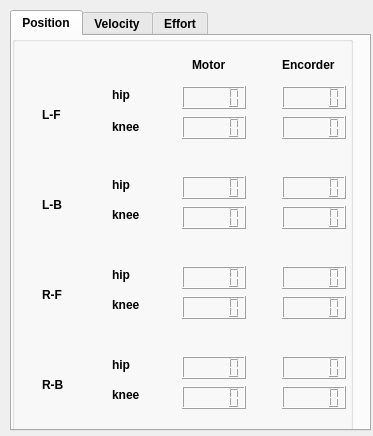
Qt form dragon_visualization/dragon_data_read/resource/DragonDataRead.ui (zz19930617/dragon_visualization) before a commit.
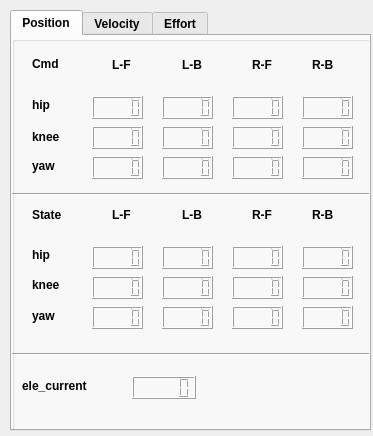
The same form after that commit. The open tabs and pages were chosen to show the change.

Commit message: change the data_read and add yaw joint data

The edit to the form file:
```diff
--- a/dragon_visualization/dragon_data_read/resource/DragonDataRead.ui
+++ b/dragon_visualization/dragon_data_read/resource/DragonDataRead.ui
@@ -40,8 +40,8 @@
       <rect>
        <x>0</x>
        <y>0</y>
-       <width>341</width>
-       <height>421</height>
+       <width>361</width>
+       <height>411</height>
       </rect>
      </property>
      <property name="title">
@@ -50,8 +50,8 @@
      <widget class="QLabel" name="qlabel_lf_pos">
       <property name="geometry">
        <rect>
-        <x>30</x>
-        <y>70</y>
+        <x>100</x>
+        <y>20</y>
         <width>31</width>
         <height>17</height>
        </rect>
@@ -63,8 +63,8 @@
      <widget class="QLabel" name="qlabel_lb_pos">
       <property name="geometry">
        <rect>
-        <x>30</x>
-        <y>160</y>
+        <x>170</x>
+        <y>20</y>
         <width>41</width>
         <height>17</height>
        </rect>
@@ -76,8 +76,8 @@
      <widget class="QLabel" name="qlabel_rf_pos">
       <property name="geometry">
        <rect>
-        <x>30</x>
-        <y>250</y>
+        <x>240</x>
+        <y>20</y>
         <width>31</width>
         <height>17</height>
        </rect>
@@ -89,8 +89,8 @@
      <widget class="QLabel" name="qlabel_rb_pos">
       <property name="geometry">
        <rect>
-        <x>30</x>
-        <y>340</y>
+        <x>300</x>
+        <y>20</y>
         <width>31</width>
         <height>17</height>
        </rect>
@@ -102,35 +102,9 @@
      <widget class="QLabel" name="qlabel_lfh_pos">
       <property name="geometry">
        <rect>
-        <x>100</x>
-        <y>50</y>
-        <width>21</width>
-        <height>17</height>
-       </rect>
-      </property>
-      <property name="text">
-       <string>hip</string>
-      </property>
-     </widget>
-     <widget class="QLabel" name="qlabel_lbh_pos">
-      <property name="geometry">
-       <rect>
-        <x>100</x>
-        <y>140</y>
-        <width>21</width>
-        <height>17</height>
-       </rect>
-      </property>
-      <property name="text">
-       <string>hip</string>
-      </property>
-     </widget>
-     <widget class="QLabel" name="qlabel_rfh_pos">
-      <property name="geometry">
-       <rect>
-        <x>100</x>
-        <y>230</y>
-        <width>21</width>
+        <x>20</x>
+        <y>60</y>
+        <width>31</width>
         <height>17</height>
        </rect>
       </property>
@@ -141,9 +115,9 @@
      <widget class="QLabel" name="qlabel_rbh_pos">
       <property name="geometry">
        <rect>
-        <x>100</x>
-        <y>320</y>
-        <width>21</width>
+        <x>20</x>
+        <y>210</y>
+        <width>31</width>
         <height>17</height>
        </rect>
       </property>
@@ -154,8 +128,8 @@
      <widget class="QLabel" name="qlabel_lfk_pos">
       <property name="geometry">
        <rect>
-        <x>100</x>
-        <y>80</y>
+        <x>20</x>
+        <y>90</y>
         <width>41</width>
         <height>21</height>
        </rect>
@@ -164,37 +138,11 @@
        <string>knee</string>
       </property>
      </widget>
-     <widget class="QLabel" name="qlabel_lbk_pos">
-      <property name="geometry">
-       <rect>
-        <x>100</x>
-        <y>170</y>
-        <width>41</width>
-        <height>17</height>
-       </rect>
-      </property>
-      <property name="text">
-       <string>knee</string>
-      </property>
-     </widget>
-     <widget class="QLabel" name="qlabel_rfk_pos">
-      <property name="geometry">
-       <rect>
-        <x>100</x>
-        <y>260</y>
-        <width>41</width>
-        <height>17</height>
-       </rect>
-      </property>
-      <property name="text">
-       <string>knee</string>
-      </property>
-     </widget>
      <widget class="QLabel" name="qlabel_rbk_pos">
       <property name="geometry">
        <rect>
-        <x>100</x>
-        <y>350</y>
+        <x>20</x>
+        <y>240</y>
         <width>41</width>
         <height>17</height>
        </rect>
@@ -206,35 +154,35 @@
      <widget class="QLabel" name="qlabel_motor_pos">
       <property name="geometry">
        <rect>
-        <x>180</x>
+        <x>20</x>
         <y>20</y>
         <width>51</width>
-        <height>17</height>
+        <height>16</height>
        </rect>
       </property>
       <property name="text">
-       <string>Motor</string>
+       <string>Cmd</string>
       </property>
      </widget>
      <widget class="QLabel" name="qlabel_encorder_pos">
       <property name="geometry">
        <rect>
-        <x>270</x>
-        <y>20</y>
-        <width>71</width>
+        <x>20</x>
+        <y>170</y>
+        <width>61</width>
         <height>17</height>
        </rect>
       </property>
       <property name="text">
-       <string>Encorder</string>
+       <string>State</string>
       </property>
      </widget>
      <widget class="QLCDNumber" name="lcdNumber_lfhm_pos">
       <property name="geometry">
        <rect>
-        <x>170</x>
-        <y>50</y>
-        <width>64</width>
+        <x>80</x>
+        <y>60</y>
+        <width>51</width>
         <height>23</height>
        </rect>
       </property>
@@ -242,9 +190,9 @@
      <widget class="QLCDNumber" name="lcdNumber_lfkm_pos">
       <property name="geometry">
        <rect>
-        <x>170</x>
-        <y>80</y>
-        <width>64</width>
+        <x>80</x>
+        <y>90</y>
+        <width>51</width>
         <height>23</height>
        </rect>
       </property>
@@ -252,9 +200,9 @@
      <widget class="QLCDNumber" name="lcdNumber_lbhm_pos">
       <property name="geometry">
        <rect>
-        <x>170</x>
-        <y>140</y>
-        <width>64</width>
+        <x>150</x>
+        <y>60</y>
+        <width>51</width>
         <height>23</height>
        </rect>
       </property>
@@ -262,9 +210,9 @@
      <widget class="QLCDNumber" name="lcdNumber_lbkm_pos">
       <property name="geometry">
        <rect>
-        <x>170</x>
-        <y>170</y>
-        <width>64</width>
+        <x>150</x>
+        <y>90</y>
+        <width>51</width>
         <height>23</height>
        </rect>
       </property>
@@ -272,9 +220,9 @@
      <widget class="QLCDNumber" name="lcdNumber_rfhm_pos">
       <property name="geometry">
        <rect>
-        <x>170</x>
-        <y>230</y>
-        <width>64</width>
+        <x>220</x>
+        <y>60</y>
+        <width>51</width>
         <height>23</height>
        </rect>
       </property>
@@ -282,9 +230,9 @@
      <widget class="QLCDNumber" name="lcdNumber_rfkm_pos">
       <property name="geometry">
        <rect>
-        <x>170</x>
-        <y>260</y>
-        <width>64</width>
+        <x>220</x>
+        <y>90</y>
+        <width>51</width>
         <height>23</height>
        </rect>
       </property>
@@ -292,9 +240,9 @@
      <widget class="QLCDNumber" name="lcdNumber_rbhm_pos">
       <property name="geometry">
        <rect>
-        <x>170</x>
-        <y>320</y>
-        <width>64</width>
+        <x>290</x>
+        <y>60</y>
+        <width>51</width>
         <height>23</height>
        </rect>
       </property>
@@ -302,9 +250,9 @@
      <widget class="QLCDNumber" name="lcdNumber_rbkm_pos">
       <property name="geometry">
        <rect>
-        <x>170</x>
-        <y>350</y>
-        <width>64</width>
+        <x>290</x>
+        <y>90</y>
+        <width>51</width>
         <height>23</height>
        </rect>
       </property>
@@ -312,9 +260,9 @@
      <widget class="QLCDNumber" name="lcdNumber_lfhe_pos">
       <property name="geometry">
        <rect>
-        <x>270</x>
-        <y>50</y>
-        <width>64</width>
+        <x>80</x>
+        <y>210</y>
+        <width>51</width>
         <height>23</height>
        </rect>
       </property>
@@ -322,9 +270,9 @@
      <widget class="QLCDNumber" name="lcdNumber_lfke_pos">
       <property name="geometry">
        <rect>
-        <x>270</x>
-        <y>80</y>
-        <width>64</width>
+        <x>80</x>
+        <y>240</y>
+        <width>51</width>
         <height>23</height>
        </rect>
       </property>
@@ -332,9 +280,9 @@
      <widget class="QLCDNumber" name="lcdNumber_lbhe_pos">
       <property name="geometry">
        <rect>
-        <x>270</x>
-        <y>140</y>
-        <width>64</width>
+        <x>150</x>
+        <y>210</y>
+        <width>51</width>
         <height>23</height>
        </rect>
       </property>
@@ -342,9 +290,9 @@
      <widget class="QLCDNumber" name="lcdNumber_lbke_pos">
       <property name="geometry">
        <rect>
-        <x>270</x>
-        <y>170</y>
-        <width>64</width>
+        <x>150</x>
+        <y>240</y>
+        <width>51</width>
         <height>23</height>
        </rect>
       </property>
@@ -352,9 +300,9 @@
      <widget class="QLCDNumber" name="lcdNumber_rfhe_pos">
       <property name="geometry">
        <rect>
-        <x>270</x>
-        <y>230</y>
-        <width>64</width>
+        <x>220</x>
+        <y>210</y>
+        <width>51</width>
         <height>23</height>
        </rect>
       </property>
@@ -362,9 +310,9 @@
      <widget class="QLCDNumber" name="lcdNumber_rfke_pos">
       <property name="geometry">
        <rect>
-        <x>270</x>
-        <y>260</y>
-        <width>64</width>
+        <x>220</x>
+        <y>240</y>
+        <width>51</width>
         <height>23</height>
        </rect>
       </property>
@@ -372,9 +320,9 @@
      <widget class="QLCDNumber" name="lcdNumber_rbhe_pos">
       <property name="geometry">
        <rect>
-        <x>270</x>
-        <y>320</y>
-        <width>64</width>
+        <x>290</x>
+        <y>210</y>
+        <width>51</width>
         <height>23</height>
        </rect>
       </property>
@@ -382,8 +330,215 @@
      <widget class="QLCDNumber" name="lcdNumber_rbke_pos">
       <property name="geometry">
        <rect>
-        <x>270</x>
-        <y>350</y>
+        <x>290</x>
+        <y>240</y>
+        <width>51</width>
+        <height>23</height>
+       </rect>
+      </property>
+     </widget>
+     <widget class="QLabel" name="label">
+      <property name="geometry">
+       <rect>
+        <x>20</x>
+        <y>120</y>
+        <width>31</width>
+        <height>20</height>
+       </rect>
+      </property>
+      <property name="text">
+       <string>yaw</string>
+      </property>
+     </widget>
+     <widget class="QLabel" name="label_2">
+      <property name="geometry">
+       <rect>
+        <x>20</x>
+        <y>270</y>
+        <width>41</width>
+        <height>20</height>
+       </rect>
+      </property>
+      <property name="text">
+       <string>yaw</string>
+      </property>
+     </widget>
+     <widget class="QLabel" name="qlabel_lf_pos_2">
+      <property name="geometry">
+       <rect>
+        <x>100</x>
+        <y>170</y>
+        <width>31</width>
+        <height>17</height>
+       </rect>
+      </property>
+      <property name="text">
+       <string>L-F</string>
+      </property>
+     </widget>
+     <widget class="QLabel" name="qlabel_lb_pos_2">
+      <property name="geometry">
+       <rect>
+        <x>170</x>
+        <y>170</y>
+        <width>41</width>
+        <height>17</height>
+       </rect>
+      </property>
+      <property name="text">
+       <string>L-B</string>
+      </property>
+     </widget>
+     <widget class="QLabel" name="qlabel_rf_pos_2">
+      <property name="geometry">
+       <rect>
+        <x>240</x>
+        <y>170</y>
+        <width>31</width>
+        <height>17</height>
+       </rect>
+      </property>
+      <property name="text">
+       <string>R-F</string>
+      </property>
+     </widget>
+     <widget class="QLCDNumber" name="lcdNumber_lfym_pos">
+      <property name="geometry">
+       <rect>
+        <x>80</x>
+        <y>120</y>
+        <width>51</width>
+        <height>23</height>
+       </rect>
+      </property>
+     </widget>
+     <widget class="QLCDNumber" name="lcdNumber_lbym_pos">
+      <property name="geometry">
+       <rect>
+        <x>150</x>
+        <y>120</y>
+        <width>51</width>
+        <height>23</height>
+       </rect>
+      </property>
+     </widget>
+     <widget class="QLCDNumber" name="lcdNumber_rfym_pos">
+      <property name="geometry">
+       <rect>
+        <x>220</x>
+        <y>120</y>
+        <width>51</width>
+        <height>23</height>
+       </rect>
+      </property>
+     </widget>
+     <widget class="QLCDNumber" name="lcdNumber_rbym_pos">
+      <property name="geometry">
+       <rect>
+        <x>290</x>
+        <y>120</y>
+        <width>51</width>
+        <height>23</height>
+       </rect>
+      </property>
+     </widget>
+     <widget class="QLabel" name="qlabel_rb_pos_2">
+      <property name="geometry">
+       <rect>
+        <x>300</x>
+        <y>170</y>
+        <width>31</width>
+        <height>17</height>
+       </rect>
+      </property>
+      <property name="text">
+       <string>R-B</string>
+      </property>
+     </widget>
+     <widget class="QLCDNumber" name="lcdNumber_lfye_pos">
+      <property name="geometry">
+       <rect>
+        <x>80</x>
+        <y>270</y>
+        <width>51</width>
+        <height>23</height>
+       </rect>
+      </property>
+     </widget>
+     <widget class="QLCDNumber" name="lcdNumber_lbye_pos">
+      <property name="geometry">
+       <rect>
+        <x>150</x>
+        <y>270</y>
+        <width>51</width>
+        <height>23</height>
+       </rect>
+      </property>
+     </widget>
+     <widget class="QLCDNumber" name="lcdNumber_rfye_pos">
+      <property name="geometry">
+       <rect>
+        <x>220</x>
+        <y>270</y>
+        <width>51</width>
+        <height>23</height>
+       </rect>
+      </property>
+     </widget>
+     <widget class="QLCDNumber" name="lcdNumber_rbye_pos">
+      <property name="geometry">
+       <rect>
+        <x>290</x>
+        <y>270</y>
+        <width>51</width>
+        <height>23</height>
+       </rect>
+      </property>
+     </widget>
+     <widget class="Line" name="line">
+      <property name="geometry">
+       <rect>
+        <x>0</x>
+        <y>150</y>
+        <width>361</width>
+        <height>16</height>
+       </rect>
+      </property>
+      <property name="orientation">
+       <enum>Qt::Horizontal</enum>
+      </property>
+     </widget>
+     <widget class="Line" name="line_2">
+      <property name="geometry">
+       <rect>
+        <x>0</x>
+        <y>310</y>
+        <width>361</width>
+        <height>16</height>
+       </rect>
+      </property>
+      <property name="orientation">
+       <enum>Qt::Horizontal</enum>
+      </property>
+     </widget>
+     <widget class="QLabel" name="label_3">
+      <property name="geometry">
+       <rect>
+        <x>10</x>
+        <y>340</y>
+        <width>101</width>
+        <height>20</height>
+       </rect>
+      </property>
+      <property name="text">
+       <string>ele_current</string>
+      </property>
+     </widget>
+     <widget class="QLCDNumber" name="lcdNumber_cur">
+      <property name="geometry">
+       <rect>
+        <x>120</x>
+        <y>340</y>
         <width>64</width>
         <height>23</height>
        </rect>
```
Left out of the diff: 874 changed lines with no effect on the pictures. The commit also changes 202 other files.
